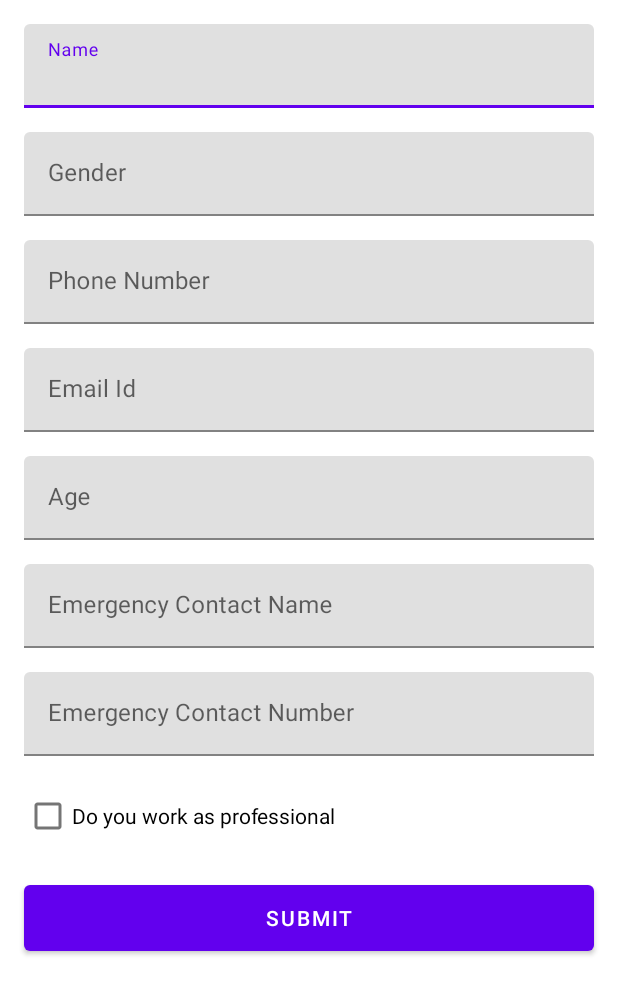
After one commit to anidmurmu/Sachetan, an Android app built with Jetpack Compose: the layout activity_problem_description.xml on its own in the app's theme, with its tools: preview values and no code run, on a phone screen of 412 x 824 dp. The commit adds this screen. Shown: the top 994 px of the screen. Run offline under Robolectric (Android 15) with nearby library versions, the phone set to English and light mode, and no system bars.

Commit message:
ui design for problem screen is going on

```diff
--- /dev/null
+++ b/app/src/main/res/drawable/ic_check.xml
@@ -0,0 +1,5 @@
+<vector android:height="24dp" android:tint="#076FFC"
+    android:viewportHeight="24" android:viewportWidth="24"
+    android:width="24dp" xmlns:android="http://schemas.android.com/apk/res/android">
+    <path android:fillColor="@android:color/white" android:pathData="M12,2C6.48,2 2,6.48 2,12s4.48,10 10,10 10,-4.48 10,-10S17.52,2 12,2zM10,17l-5,-5 1.41,-1.41L10,14.17l7.59,-7.59L19,8l-9,9z"/>
+</vector>
--- /dev/null
+++ b/app/src/main/res/layout/activity_problem_description.xml
@@ -0,0 +1,158 @@
+<?xml version="1.0" encoding="utf-8"?>
+<androidx.constraintlayout.widget.ConstraintLayout xmlns:android="http://schemas.android.com/apk/res/android"
+    xmlns:app="http://schemas.android.com/apk/res-auto"
+    xmlns:tools="http://schemas.android.com/tools"
+    android:layout_width="match_parent"
+    android:layout_height="match_parent"
+    tools:context=".ui.onboarding.OnboardingActivity">
+
+    <com.google.android.material.textfield.TextInputLayout
+        android:id="@+id/til_name"
+        android:layout_width="0dp"
+        android:layout_height="wrap_content"
+        android:hint="@string/name"
+        android:layout_marginHorizontal="@dimen/margin_medium"
+        android:layout_marginTop="@dimen/margin_medium"
+        app:layout_constraintTop_toTopOf="parent"
+        app:layout_constraintStart_toStartOf="parent"
+        app:layout_constraintEnd_toEndOf="parent">
+
+        <com.google.android.material.textfield.TextInputEditText
+            android:id="@+id/tiet_name"
+            android:layout_width="match_parent"
+            android:layout_height="match_parent"/>
+
+    </com.google.android.material.textfield.TextInputLayout>
+
+    <com.google.android.material.textfield.TextInputLayout
+        android:id="@+id/til_gender"
+        android:layout_width="0dp"
+        android:layout_height="wrap_content"
+        android:hint="@string/gender"
+        android:layout_marginHorizontal="@dimen/margin_medium"
+        android:layout_marginTop="@dimen/margin_medium"
+        app:layout_constraintTop_toBottomOf="@+id/til_name"
+        app:layout_constraintStart_toStartOf="parent"
+        app:layout_constraintEnd_toEndOf="parent">
+
+        <com.google.android.material.textfield.TextInputEditText
+            android:id="@+id/tiet_gender"
+            android:layout_width="match_parent"
+            android:layout_height="match_parent"/>
+
+    </com.google.android.material.textfield.TextInputLayout>
+
+    <com.google.android.material.textfield.TextInputLayout
+        android:id="@+id/til_phone"
+        android:layout_width="0dp"
+        android:layout_height="wrap_content"
+        android:hint="@string/phone"
+        android:layout_marginHorizontal="@dimen/margin_medium"
+        android:layout_marginTop="@dimen/margin_medium"
+        app:layout_constraintTop_toBottomOf="@+id/til_gender"
+        app:layout_constraintStart_toStartOf="parent"
+        app:layout_constraintEnd_toEndOf="parent">
+
+        <com.google.android.material.textfield.TextInputEditText
+            android:id="@+id/tiet_phone"
+            android:layout_width="match_parent"
+            android:layout_height="match_parent"/>
+
+    </com.google.android.material.textfield.TextInputLayout>
+
+
+    <com.google.android.material.textfield.TextInputLayout
+        android:id="@+id/til_email"
+        android:layout_width="0dp"
+        android:layout_height="wrap_content"
+        android:hint="@string/email"
+        android:layout_marginHorizontal="@dimen/margin_medium"
+        android:layout_marginTop="@dimen/margin_medium"
+        app:layout_constraintTop_toBottomOf="@+id/til_phone"
+        app:layout_constraintStart_toStartOf="parent"
+        app:layout_constraintEnd_toEndOf="parent">
+
+        <com.google.android.material.textfield.TextInputEditText
+            android:id="@+id/tiet_email"
+            android:layout_width="match_parent"
+            android:layout_height="match_parent"/>
+
+    </com.google.android.material.textfield.TextInputLayout>
+
+    <com.google.android.material.textfield.TextInputLayout
+        android:id="@+id/til_age"
+        android:layout_width="0dp"
+        android:layout_height="wrap_content"
+        android:hint="@string/age"
+        android:layout_marginHorizontal="@dimen/margin_medium"
+        android:layout_marginTop="@dimen/margin_medium"
+        app:layout_constraintTop_toBottomOf="@+id/til_email"
+        app:layout_constraintStart_toStartOf="parent"
+        app:layout_constraintEnd_toEndOf="parent">
+
+        <com.google.android.material.textfield.TextInputEditText
+            android:id="@+id/tiet_age"
+            android:layout_width="match_parent"
+            android:layout_height="match_parent"/>
+
+    </com.google.android.material.textfield.TextInputLayout>
+
+    <com.google.android.material.textfield.TextInputLayout
+        android:id="@+id/til_emergency_name"
+        android:layout_width="0dp"
+        android:layout_height="wrap_content"
+        android:hint="@string/emergency_contact_name"
+        android:layout_marginHorizontal="@dimen/margin_medium"
+        android:layout_marginTop="@dimen/margin_medium"
+        app:layout_constraintTop_toBottomOf="@+id/til_age"
+        app:layout_constraintStart_toStartOf="parent"
+        app:layout_constraintEnd_toEndOf="parent">
+
+        <com.google.android.material.textfield.TextInputEditText
+            android:id="@+id/tiet_emergency_name"
+            android:layout_width="match_parent"
+            android:layout_height="match_parent"/>
+
+    </com.google.android.material.textfield.TextInputLayout>
+
+    <com.google.android.material.textfield.TextInputLayout
+        android:id="@+id/til_emergency_phone"
+        android:layout_width="0dp"
+        android:layout_height="wrap_content"
+        android:hint="@string/emergency_contact_phone"
+        android:layout_marginHorizontal="@dimen/margin_medium"
+        android:layout_marginTop="@dimen/margin_medium"
+        app:layout_constraintTop_toBottomOf="@+id/til_emergency_name"
+        app:layout_constraintStart_toStartOf="parent"
+        app:layout_constraintEnd_toEndOf="parent">
+
+        <com.google.android.material.textfield.TextInputEditText
+            android:id="@+id/tiet_emergency_phone"
+            android:layout_width="match_parent"
+            android:layout_height="match_parent"/>
+
+    </com.google.android.material.textfield.TextInputLayout>
+
+    <CheckBox
+        android:id="@+id/cb_is_professional"
+        android:layout_width="0dp"
+        android:layout_height="wrap_content"
+        android:text="@string/cb_working_txt"
+        android:layout_marginHorizontal="@dimen/margin_medium"
+        android:layout_marginTop="@dimen/margin_medium"
+        app:layout_constraintTop_toBottomOf="@+id/til_emergency_phone"
+        app:layout_constraintStart_toStartOf="parent"
+        app:layout_constraintEnd_toEndOf="parent"/>
+
+    <Button
+        android:id="@+id/btn_submit"
+        android:layout_width="0dp"
+        android:layout_height="@dimen/btn_ht"
+        android:text="@string/btn_submit_text"
+        android:layout_marginHorizontal="@dimen/margin_medium"
+        android:layout_marginTop="@dimen/margin_medium"
+        app:layout_constraintTop_toBottomOf="@+id/cb_is_professional"
+        app:layout_constraintStart_toStartOf="parent"
+        app:layout_constraintEnd_toEndOf="parent"/>
+
+</androidx.constraintlayout.widget.ConstraintLayout>
--- a/app/src/main/res/values/colors.xml
+++ b/app/src/main/res/values/colors.xml
@@ -7,4 +7,9 @@
     <color name="teal_700">#FF018786</color>
     <color name="black">#FF000000</color>
     <color name="white">#FFFFFFFF</color>
+    <color name="selected_bg_color">#e6e6e6</color>
+    <color name="un_selected_bg_color">#ffffff</color>
+    <color name="selected_icon_color">#096ff7</color>
+    <color name="un_selected_icon_color">#e6e6e6</color>
+    <color name="border_color">#e4e4e4</color>
 </resources>
--- a/build.gradle
+++ b/build.gradle
@@ -6,7 +6,7 @@ buildscript {
     }
     dependencies {
         classpath "com.android.tools.build:gradle:7.0.4"
-        classpath "org.jetbrains.kotlin:kotlin-gradle-plugin:1.6.10"
+        classpath "org.jetbrains.kotlin:kotlin-gradle-plugin:1.6.21"
         classpath "com.google.dagger:hilt-android-gradle-plugin:2.37"
 
         // NOTE: Do not place your application dependencies here; they belong
```
Also changed, not shown: app/build.gradle (+28 -0 lines), app/src/main/AndroidManifest.xml (+10 -0 lines), app/src/main/java/com/example/sachetan/ui/base_compose/units/ColorUtils.kt (added, +27 -0 lines), app/src/main/java/com/example/sachetan/ui/base_compose/units/DpUnits.kt (added, +56 -0 lines), app/src/main/java/com/example/sachetan/ui/base_compose/units/SpUnits.kt (added, +18 -0 lines), app/src/main/java/com/example/sachetan/ui/problem_desc/ProblemDescription.kt (added, +294 -0 lines), app/src/main/java/com/example/sachetan/ui/problem_desc/ProblemDescriptionActivity.kt (added, +27 -0 lines), app/src/main/java/com/example/sachetan/ui/problem_desc/ProblemDescriptionViewModel.kt (added, +35 -0 lines), app/src/main/java/com/example/sachetan/ui/problem_desc/ProblemViewState.kt (added, +36 -0 lines).
